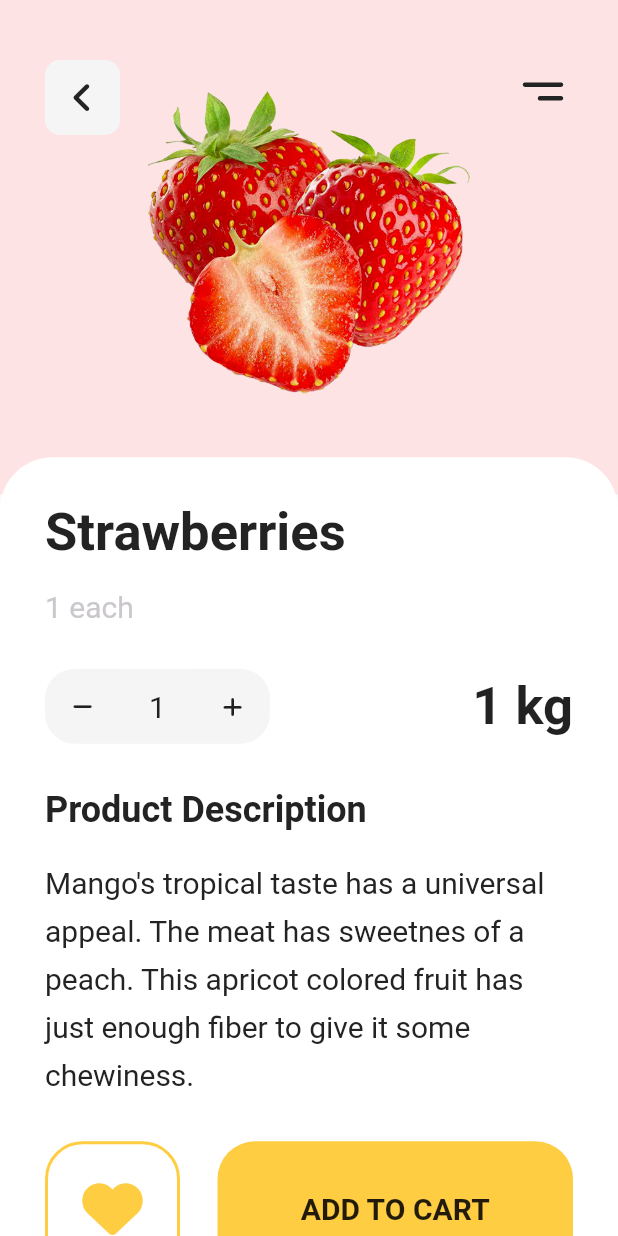
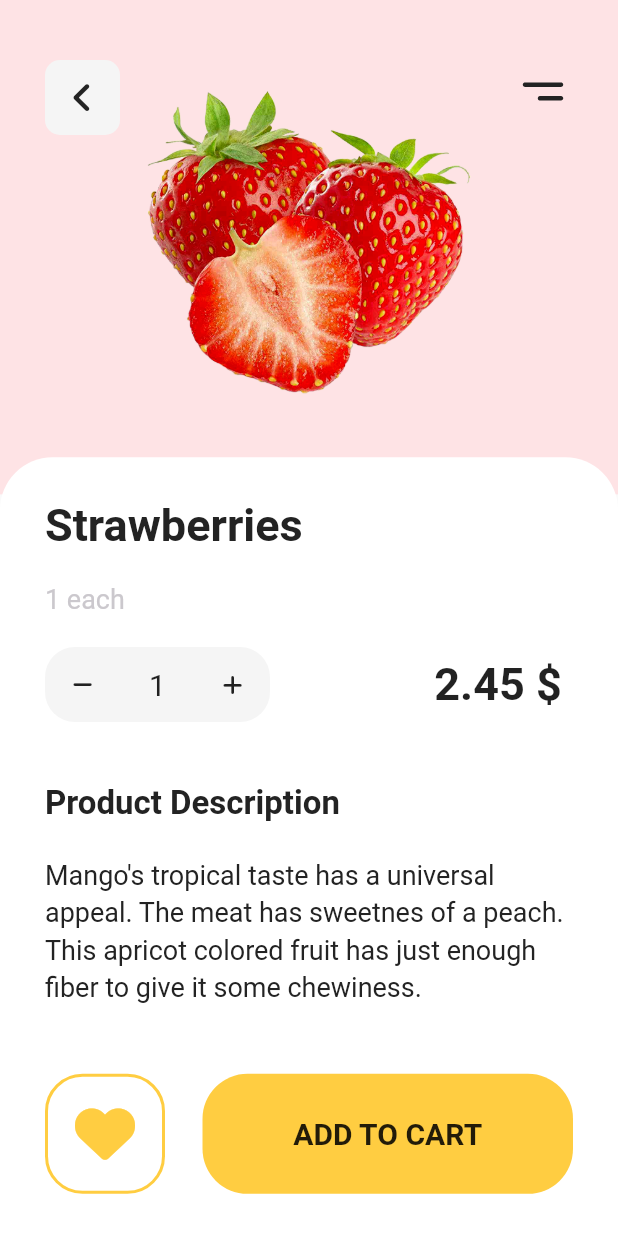
Before and after one commit to Komron-Mirzo/FruitsApp, a Flutter app: the screen it shows after launch, after a tap on "Strawberries", on a phone screen of 412 x 824 dp. Run offline on Flutter 3.47's test engine with Material 2 defaults, Android fonts, the phone set to English and light mode, and no system bars; our stand-ins replace flutter_svg, font_awesome_flutter.

Commit message:
Basic functions added to buttons

```diff
--- a/lib/fruits_page.dart
+++ b/lib/fruits_page.dart
@@ -129,7 +129,7 @@ class _FruitsPageState extends State<FruitsPage> {
                       MaterialPageRoute(
                         builder: (context) => SingleFruit(
                           singleFruitImage: 'img/fruits/strawberry.png',
-                          singleFruitPrice: '1 kg',
+                          singleFruitPrice: 2.45,
                           singleFruitName: 'Strawberries',
                           singleFruitDescription:
                               "Mango's tropical taste has a universal appeal. The meat has sweetnes of a peach. This apricot colored fruit has just enough fiber to give it some chewiness.",
@@ -155,7 +155,7 @@ class _FruitsPageState extends State<FruitsPage> {
                       MaterialPageRoute(
                         builder: (context) => SingleFruit(
                           singleFruitImage: 'img/fruits/pinapple.png',
-                          singleFruitPrice: '1 kg',
+                          singleFruitPrice: 1.52,
                           singleFruitName: 'Pineapple',
                           singleFruitDescription:
                               "Mango's tropical taste has a universal appeal. The meat has sweetnes of a peach. This apricot colored fruit has just enough fiber to give it some chewiness.",
@@ -181,7 +181,7 @@ class _FruitsPageState extends State<FruitsPage> {
                       MaterialPageRoute(
                         builder: (context) => SingleFruit(
                           singleFruitImage: 'img/fruits/blueberries.png',
-                          singleFruitPrice: '1 kg',
+                          singleFruitPrice: 4.07,
                           singleFruitName: 'Blueberries',
                           singleFruitDescription:
                               "Mango's tropical taste has a universal appeal. The meat has sweetnes of a peach. This apricot colored fruit has just enough fiber to give it some chewiness.",
@@ -207,7 +207,7 @@ class _FruitsPageState extends State<FruitsPage> {
                       MaterialPageRoute(
                         builder: (context) => SingleFruit(
                           singleFruitImage: 'img/fruits/watermelon.png',
-                          singleFruitPrice: '1 kg',
+                          singleFruitPrice: 5.07,
                           singleFruitName: 'Watermelon',
                           singleFruitDescription:
                               "Mango's tropical taste has a universal appeal. The meat has sweetnes of a peach. This apricot colored fruit has just enough fiber to give it some chewiness.",
@@ -233,7 +233,7 @@ class _FruitsPageState extends State<FruitsPage> {
                       MaterialPageRoute(
                         builder: (context) => SingleFruit(
                           singleFruitImage: 'img/fruits/peach.png',
-                          singleFruitPrice: '1 kg',
+                          singleFruitPrice: 1.36,
                           singleFruitName: 'Peach',
                           singleFruitDescription:
                               "Mango's tropical taste has a universal appeal. The meat has sweetnes of a peach. This apricot colored fruit has just enough fiber to give it some chewiness.",
@@ -259,7 +259,7 @@ class _FruitsPageState extends State<FruitsPage> {
                       MaterialPageRoute(
                         builder: (context) => SingleFruit(
                           singleFruitImage: 'img/fruits/grape.png',
-                          singleFruitPrice: '1 kg',
+                          singleFruitPrice: 0.89,
                           singleFruitName: 'Grape',
                           singleFruitDescription:
                               "Mango's tropical taste has a universal appeal. The meat has sweetnes of a peach. This apricot colored fruit has just enough fiber to give it some chewiness.",
@@ -278,6 +278,9 @@ class _FruitsPageState extends State<FruitsPage> {
                     fruitPrice: "\$0.89",
                   ),
                 ),
+                const SizedBox(
+                  height: 30.0,
+                ),
               ],
             ),
           ),
--- a/lib/single_fruit.dart
+++ b/lib/single_fruit.dart
@@ -2,9 +2,9 @@ import 'package:flutter/material.dart';
 import 'package:flutter_svg/svg.dart';
 import 'package:font_awesome_flutter/font_awesome_flutter.dart';
 import 'colors.dart';
-import 'custom_card.dart';
+import 'dart:math';
 
-class SingleFruit extends StatelessWidget {
+class SingleFruit extends StatefulWidget {
   SingleFruit({
     Key? key,
     required this.singleFruitDescription,
@@ -16,16 +16,27 @@ class SingleFruit extends StatelessWidget {
 
   String singleFruitImage;
   String singleFruitName;
-  String singleFruitPrice;
+  double singleFruitPrice;
   String singleFruitDescription;
   Color singleFruitBackground;
+
+  @override
+  State<SingleFruit> createState() => _SingleFruitState();
+}
+
+class _SingleFruitState extends State<SingleFruit> {
+  late int fruitAmount = 1;
+
+  Color? selectedButtonColor;
+  Color? selectedHeartIcon;
 
   @override
   Widget build(BuildContext context) {
     return MaterialApp(
       debugShowCheckedModeBanner: false,
       home: Scaffold(
-        body: Container(
+        body: SafeArea(
+          child: Container(
             width: double.maxFinite,
             height: double.maxFinite,
             child: Stack(
@@ -33,10 +44,10 @@ class SingleFruit extends StatelessWidget {
                 Positioned(
                   child: Container(
                     height: MediaQuery.of(context).size.height * 0.4,
-                  color: singleFruitBackground,
+                    color: widget.singleFruitBackground,
                     child: Center(
                       child: Image.asset(
-                      singleFruitImage,
+                        widget.singleFruitImage,
                         height: MediaQuery.of(context).size.height * 0.3,
                       ),
                     ),
@@ -91,9 +102,10 @@ class SingleFruit extends StatelessWidget {
                   left: 0.0,
                   child: Container(
                     padding: const EdgeInsets.only(
-                    top: 30.0,
+                      top: 20.0,
                       left: 30.0,
                       right: 30.0,
+                      bottom: 20.0,
                     ),
                     decoration: const BoxDecoration(
                       color: Colors.white,
@@ -105,27 +117,28 @@ class SingleFruit extends StatelessWidget {
                     height: MediaQuery.of(context).size.height * 0.6,
                     child: Column(
                       crossAxisAlignment: CrossAxisAlignment.start,
+                      mainAxisAlignment: MainAxisAlignment.spaceEvenly,
                       children: [
                         Text(
-                        singleFruitName,
+                          widget.singleFruitName,
                           style: TextStyle(
-                          fontSize: 35.0,
+                            fontSize: 30.0,
                             fontWeight: FontWeight.bold,
                             color: AppColor.mainTextColor,
                           ),
                         ),
-                      const SizedBox(
-                        height: 17.0,
+                        SizedBox(
+                          height: MediaQuery.of(context).size.height * 0.006,
                         ),
                         Text(
                           "1 each",
                           style: TextStyle(
-                          fontSize: 20.0,
+                            fontSize: 18.0,
                             color: AppColor.secondTextColor,
                           ),
                         ),
-                      const SizedBox(
-                        height: 30.0,
+                        SizedBox(
+                          height: MediaQuery.of(context).size.height * 0.006,
                         ),
                         Row(
                           children: [
@@ -137,7 +150,7 @@ class SingleFruit extends StatelessWidget {
                                   width: 50.0,
                                   decoration: BoxDecoration(
                                     color: AppColor.cardGreyColor,
-                                  borderRadius: BorderRadius.only(
+                                    borderRadius: const BorderRadius.only(
                                       topLeft: Radius.circular(
                                         20.0,
                                       ),
@@ -146,9 +159,18 @@ class SingleFruit extends StatelessWidget {
                                       ),
                                     ),
                                   ),
-                                child: FaIcon(
+                                  child: GestureDetector(
+                                    onTap: () {
+                                      setState(() {
+                                        fruitAmount >= 2
+                                            ? fruitAmount--
+                                            : fruitAmount;
+                                      });
+                                    },
+                                    child: const FaIcon(
                                       FontAwesomeIcons.minus,
                                       size: 15.0,
+                                    ),
                                   ),
                                 ),
                                 Container(
@@ -159,8 +181,8 @@ class SingleFruit extends StatelessWidget {
                                     color: AppColor.cardGreyColor,
                                   ),
                                   child: Text(
-                                  "1",
-                                  style: TextStyle(
+                                    '$fruitAmount',
+                                    style: const TextStyle(
                                       fontSize: 20.0,
                                     ),
                                   ),
@@ -171,7 +193,7 @@ class SingleFruit extends StatelessWidget {
                                   width: 50.0,
                                   decoration: BoxDecoration(
                                     color: AppColor.cardGreyColor,
-                                  borderRadius: BorderRadius.only(
+                                    borderRadius: const BorderRadius.only(
                                       topRight: Radius.circular(
                                         20.0,
                                       ),
@@ -180,9 +202,20 @@ class SingleFruit extends StatelessWidget {
                                       ),
                                     ),
                                   ),
-                                child: FaIcon(
+                                  child: GestureDetector(
+                                    onTap: () {
+                                      setState(() {
+                                        fruitAmount >= 1
+                                            ? fruitAmount++
+                                            : fruitAmount;
+
+                                        widget.singleFruitPrice * fruitAmount;
+                                      });
+                                    },
+                                    child: const FaIcon(
                                       FontAwesomeIcons.plus,
                                       size: 15.0,
+                                    ),
                                   ),
                                 ),
                               ],
@@ -191,33 +224,33 @@ class SingleFruit extends StatelessWidget {
                               child: Container(),
                             ),
                             Text(
-                            singleFruitPrice,
+                              '${(widget.singleFruitPrice * fruitAmount).toStringAsFixed(2)} \$ ',
                               style: const TextStyle(
                                 fontWeight: FontWeight.bold,
-                              fontSize: 35.0,
+                                fontSize: 30.0,
                               ),
                             ),
                           ],
                         ),
                         const SizedBox(
-                        height: 30.0,
+                          height: 25.0,
                         ),
                         Text(
                           "Product Description",
                           style: TextStyle(
-                          fontSize: 24.0,
+                            fontSize: 22.0,
                             fontWeight: FontWeight.bold,
                             color: AppColor.mainTextColor,
                           ),
                         ),
-                      const SizedBox(
-                        height: 17.0,
+                        SizedBox(
+                          height: MediaQuery.of(context).size.height * 0.006,
                         ),
                         Text(
-                        singleFruitDescription,
+                          widget.singleFruitDescription,
                           style: TextStyle(
-                          height: 1.6,
-                          fontSize: 20.0,
+                            height: 1.4,
+                            fontSize: 18.0,
                             color: AppColor.mainTextColor,
                           ),
                         ),
@@ -226,9 +259,17 @@ class SingleFruit extends StatelessWidget {
                         ),
                         Row(
                           children: [
-                          Container(
-                            width: 90.0,
-                            height: 90.0,
+                            GestureDetector(
+                              onTap: () {
+                                setState(() {
+                                  selectedButtonColor =
+                                      AppColor.yellowBigButtonColor;
+                                  selectedHeartIcon = AppColor.backgroundColor;
+                                });
+                              },
+                              child: Container(
+                                width: 80.0,
+                                height: 80.0,
                                 decoration: BoxDecoration(
                                   borderRadius: BorderRadius.circular(
                                     25.0,
@@ -237,28 +278,36 @@ class SingleFruit extends StatelessWidget {
                                     width: 2.0,
                                     color: AppColor.yellowBigButtonColor,
                                   ),
+                                  color: selectedButtonColor ==
+                                          AppColor.yellowBigButtonColor
+                                      ? AppColor.yellowBigButtonColor
+                                      : AppColor.backgroundColor,
                                 ),
                                 child: Center(
                                   child: FaIcon(
                                     FontAwesomeIcons.solidHeart,
                                     size: 40.0,
-                                color: AppColor.yellowBigButtonColor,
+                                    color: selectedHeartIcon ==
+                                            AppColor.backgroundColor
+                                        ? AppColor.backgroundColor
+                                        : AppColor.yellowBigButtonColor,
                                   ),
                                 ),
                               ),
-                          SizedBox(
+                            ),
+                            const SizedBox(
                               width: 25.0,
                             ),
                             Expanded(
                               child: Container(
-                              height: 90.0,
+                                height: 80.0,
                                 decoration: BoxDecoration(
                                   borderRadius: BorderRadius.circular(
-                                  25.0,
+                                    30.0,
                                   ),
                                   color: AppColor.yellowBigButtonColor,
                                 ),
-                              child: Center(
+                                child: const Center(
                                   child: Text(
                                     "ADD TO CART",
                                     style: TextStyle(
@@ -279,6 +328,7 @@ class SingleFruit extends StatelessWidget {
             ),
           ),
         ),
+      ),
     );
   }
 }
```
Lines whose indentation alone changed are shown as unchanged.
